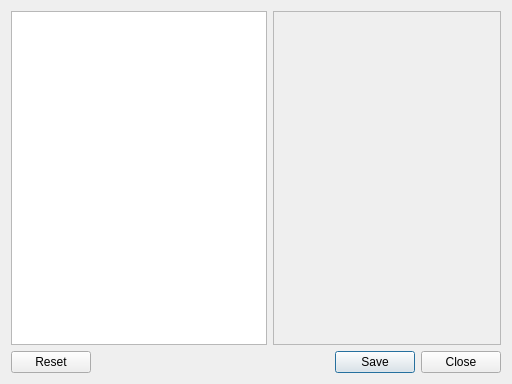
mjbonnington/icarus-gps, file core/tools/icAdmin/job_settings_ui.ui: the form before one commit.
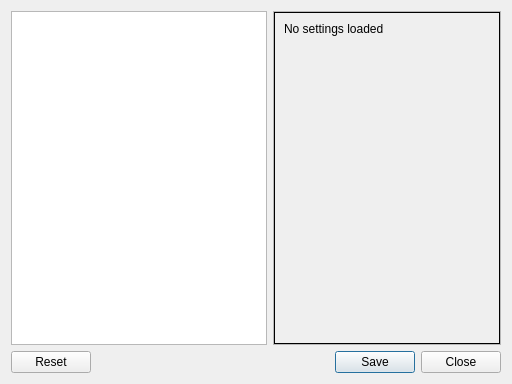
The form after the commit.

```diff
--- a/core/tools/icAdmin/job_settings_ui.ui
+++ b/core/tools/icAdmin/job_settings_ui.ui
@@ -54,7 +54,7 @@
          <rect>
           <x>0</x>
           <y>0</y>
-          <width>286</width>
+          <width>218</width>
           <height>316</height>
          </rect>
         </property>
@@ -63,7 +63,23 @@
           <number>0</number>
          </property>
          <item>
-          <widget class="QFrame" name="settings_frame"/>
+          <widget class="QFrame" name="settings_frame">
+           <property name="frameShape">
+            <enum>QFrame::Box</enum>
+           </property>
+           <layout class="QFormLayout" name="formLayout">
+            <property name="fieldGrowthPolicy">
+             <enum>QFormLayout::ExpandingFieldsGrow</enum>
+            </property>
+            <item row="1" column="0">
+             <widget class="QLabel" name="label">
+              <property name="text">
+               <string>No settings loaded</string>
+              </property>
+             </widget>
+            </item>
+           </layout>
+          </widget>
          </item>
         </layout>
        </widget>
```
